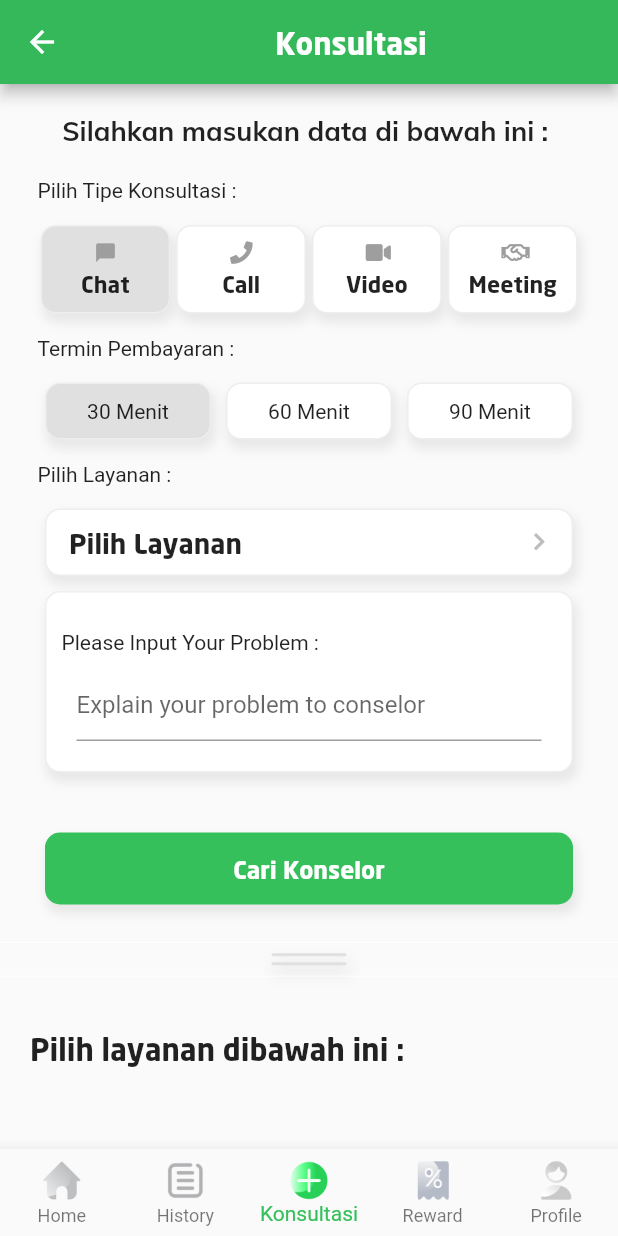
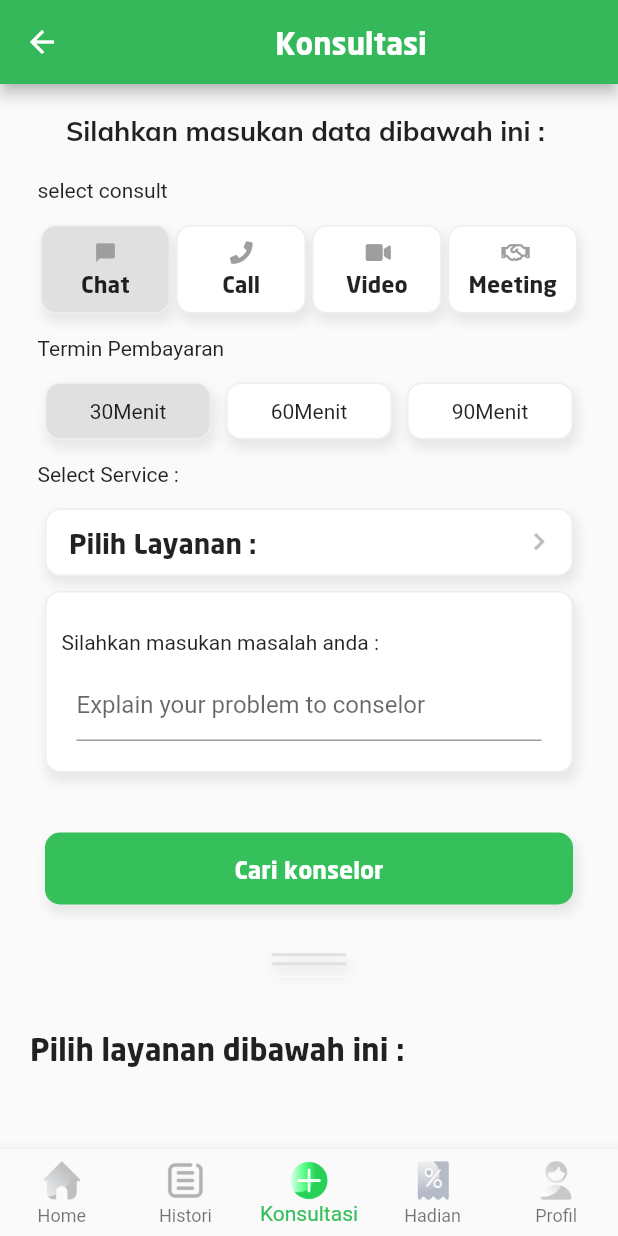
Before and after one commit to lamkhil/winlife-flutter, a Flutter app: the DashboardPage screen opened by its route, item 3 of the bottom bar chosen, on a phone screen of 412 x 824 dp. Run offline on Flutter 3.47's test engine with Material 2 defaults, Android fonts, the phone set to English and light mode, and no system bars; our stand-ins replace argon_buttons_flutter, cloud_firestore, firebase_auth, firebase_core, flutter_rating_bar, flutter_spinkit and 5 more; missing offline and left inert: email_auth, flutter_facebook_auth, password_strength, solid_bottom_sheet; accounts and stored records are empty; network calls fail.

```diff
--- a/lib/screens/auth/lupapassword.dart
+++ b/lib/screens/auth/lupapassword.dart
@@ -1,6 +1,7 @@
 import 'package:flutter/material.dart';
 import 'package:font_awesome_flutter/font_awesome_flutter.dart';
 import 'package:winlife/constant/color.dart';
+import 'package:get/get.dart';
 
 class LupaPasswordPage extends StatefulWidget {
   const LupaPasswordPage({Key? key}) : super(key: key);
@@ -64,7 +65,7 @@ class _LupaPasswordPageState extends State<LupaPasswordPage> {
                         padding: const EdgeInsets.only(left: 10, right: 10),
                         width: double.infinity,
                         child: Text(
-                          "Input your code to continue ",
+                          "input code".tr,
                           textAlign: TextAlign.left,
                           style: TextStyle(
                               fontFamily: "NeoSansBold", fontSize: 25),
@@ -74,7 +75,7 @@ class _LupaPasswordPageState extends State<LupaPasswordPage> {
                         padding: const EdgeInsets.only(left: 10, right: 10),
                         margin: const EdgeInsets.only(top: 10, bottom: 20),
                         child: Text(
-                          "Please enter your email Address\nwe'all send your reset code to change your password",
+                          "enter email".tr+"\nsend reset".tr,
                           textAlign: TextAlign.left,
                           style:
                               TextStyle(fontFamily: "MuliLight", fontSize: 12),
@@ -84,7 +85,7 @@ class _LupaPasswordPageState extends State<LupaPasswordPage> {
                         padding: const EdgeInsets.only(left: 5, right: 10),
                         width: double.infinity,
                         child: Text(
-                          "CODE ",
+                          "CODE ".tr,
                           textAlign: TextAlign.left,
                           style:
                               TextStyle(fontFamily: "mulilight", fontSize: 12),
@@ -109,7 +110,7 @@ class _LupaPasswordPageState extends State<LupaPasswordPage> {
                                 ),
                                 validator: (value) {
                                   if (value!.isEmpty) {
-                                    return 'Please enter some text';
+                                    return 'enter text'.tr;
                                   }
                                   return null;
                                 },
@@ -140,7 +141,7 @@ class _LupaPasswordPageState extends State<LupaPasswordPage> {
                                   //_CheckCode();
                                 },
                                 color: mainColor,
-                                child: Text('CONTINUE',
+                                child: Text('CONTINUE'.tr,
                                     style: TextStyle(
                                         fontSize: 5 * ls,
                                         color: Colors.white,
@@ -163,14 +164,14 @@ class _LupaPasswordPageState extends State<LupaPasswordPage> {
                               mainAxisAlignment: MainAxisAlignment.center,
                               children: [
                                 Text(
-                                  'Find your password? ',
+                                  'find password'.tr,
                                   style: TextStyle(
                                       fontSize: 5 * ls,
                                       color: Colors.grey,
                                       fontFamily: 'muli'),
                                 ),
                                 Text(
-                                  'Login Here',
+                                  'Login Here'.tr,
                                   style: TextStyle(
                                       fontSize: 5 * ls,
                                       color: mainColor,
@@ -233,7 +234,7 @@ class _LupaPasswordPageState extends State<LupaPasswordPage> {
                               padding:
                                   const EdgeInsets.only(left: 10, right: 10),
                               child: Text(
-                                "Forgot\nYour Password? ",
+                                  'Forgot your password'.tr,
                                 textAlign: TextAlign.left,
                                 style: TextStyle(
                                     fontFamily: "NeoSansBold", fontSize: 25),
@@ -246,7 +247,7 @@ class _LupaPasswordPageState extends State<LupaPasswordPage> {
                         padding: const EdgeInsets.only(left: 10, right: 10),
                         margin: const EdgeInsets.only(top: 10, bottom: 20),
                         child: Text(
-                          "Please enter your email Address\nwee'all send your reset code to change your password",
+                          'enter email and send reset'.tr,
                           textAlign: TextAlign.left,
                           style:
                               TextStyle(fontFamily: "MuliLight", fontSize: 12),
@@ -256,7 +257,7 @@ class _LupaPasswordPageState extends State<LupaPasswordPage> {
                         padding: const EdgeInsets.only(left: 5, right: 10),
                         width: double.infinity,
                         child: Text(
-                          "EMAIL ADDRESS ",
+                          "EMAIL ADDRESS ".tr,
                           textAlign: TextAlign.left,
                           style:
                               TextStyle(fontFamily: "mulilight", fontSize: 12),
@@ -279,7 +280,7 @@ class _LupaPasswordPageState extends State<LupaPasswordPage> {
                                 ),
                                 validator: (value) {
                                   if (value!.isEmpty) {
-                                    return 'Please enter some text';
+                                    return 'enter text'.tr;
                                   }
                                   return null;
                                 },
@@ -310,7 +311,7 @@ class _LupaPasswordPageState extends State<LupaPasswordPage> {
                                   //_RestLogin();
                                 },
                                 color: mainColor,
-                                child: Text('CONTINUE',
+                                child: Text('CONTINUE'.tr,
                                     style: TextStyle(
                                         fontSize: 5 * ls,
                                         color: Colors.white,
@@ -333,14 +334,14 @@ class _LupaPasswordPageState extends State<LupaPasswordPage> {
                               mainAxisAlignment: MainAxisAlignment.center,
                               children: [
                                 Text(
-                                  'Find your password? ',
+                                  'find password'.tr,
                                   style: TextStyle(
                                       fontSize: 5 * ls,
                                       color: Colors.grey,
                                       fontFamily: 'muli'),
                                 ),
                                 Text(
-                                  'Login Here',
+                                  'Login Here'.tr,
                                   style: TextStyle(
                                       fontSize: 5 * ls,
                                       color: mainColor,
--- a/lib/screens/main/Frame/history.dart
+++ b/lib/screens/main/Frame/history.dart
@@ -1,4 +1,5 @@
 import 'package:flutter/material.dart';
+import 'package:get/get.dart';
 import 'package:flutter_spinkit/flutter_spinkit.dart';
 import 'package:winlife/constant/color.dart';
 
@@ -22,7 +23,7 @@ class _FrameHistoryState extends State<FrameHistory> {
         backgroundColor: Colors.white,
         title: Center(
           child: Text(
-            "History",
+            "History".tr,
             textAlign: TextAlign.center,
             style: TextStyle(fontFamily: 'neosansbold', color: Colors.black87),
           ),
@@ -54,7 +55,7 @@ class _FrameHistoryState extends State<FrameHistory> {
                             Container(
                               padding: const EdgeInsets.all(10),
                               child: Text(
-                                "Empty",
+                                "Empty".tr,
                                 style: TextStyle(
                                     fontFamily: "neosansbold", fontSize: 20),
                               ),
@@ -65,7 +66,7 @@ class _FrameHistoryState extends State<FrameHistory> {
                               },
                               child: Container(
                                   padding: const EdgeInsets.all(10),
-                                  child: Text("Reload")),
+                                  child: Text("Reload".tr)),
                             ),
                           ],
                         ),
@@ -173,7 +174,7 @@ class _FrameHistoryState extends State<FrameHistory> {
                             crossAxisAlignment: CrossAxisAlignment.start,
                             children: [
                               Text(
-                                "Problem: ",
+                                "Problem".tr,
                                 textAlign: TextAlign.left,
                                 style: TextStyle(
                                     fontFamily: 'mulibold',
--- a/lib/screens/main/Frame/promo.dart
+++ b/lib/screens/main/Frame/promo.dart
@@ -1,5 +1,6 @@
 import 'package:flutter/material.dart';
 import 'package:winlife/constant/color.dart';
+import 'package:get/get.dart';
 
 class FramePromo extends StatefulWidget {
   const FramePromo({Key? key}) : super(key: key);
@@ -141,7 +142,7 @@ class _FramePromoState extends State<FramePromo> {
                             children: [
                               Expanded(
                                 child: Text(
-                                  "Yes, I Want",
+                                  "I Want".tr,
                                   textAlign: TextAlign.center,
                                   style: TextStyle(
                                       fontFamily: 'neosansbold',
--- a/lib/screens/main/Frame/quick.dart
+++ b/lib/screens/main/Frame/quick.dart
@@ -47,7 +47,7 @@ class _FrameQuickState extends State<FrameQuick> {
         backgroundColor: Color(0xff35B85A),
         title: Center(
           child: Text(
-            "Konsultasi",
+            "consultation".tr,
             textAlign: TextAlign.center,
             style: TextStyle(fontFamily: 'neosansbold', color: Colors.white),
           ),
@@ -63,7 +63,7 @@ class _FrameQuickState extends State<FrameQuick> {
 
                 Container(
                     child: Text(
-                  "Silahkan masukan data di bawah ini : ",
+                  "enter data".tr,
                   textAlign: TextAlign.start,
                   style: TextStyle(fontFamily: 'mulibold', fontSize: 18),
                 )),
@@ -76,7 +76,7 @@ class _FrameQuickState extends State<FrameQuick> {
 
                         Container(
                           width: double.infinity,
-                          child: Text("Pilih Tipe Konsultasi :"),
+                          child: Text("select consult"),
                         ),
                         Row(
                           children: [
@@ -92,7 +92,7 @@ class _FrameQuickState extends State<FrameQuick> {
                         Container(
                           margin: const EdgeInsets.only(top: 15),
                           width: double.infinity,
-                          child: Text("Termin Pembayaran :"),
+                          child: Text("Payment terms".tr),
                         ),
                         Row(
                           children: [
@@ -105,7 +105,7 @@ class _FrameQuickState extends State<FrameQuick> {
                         Container(
                           margin: const EdgeInsets.only(top: 15, bottom: 15),
                           width: double.infinity,
-                          child: Text("Pilih Layanan :"),
+                          child: Text("Select Service".tr),
                         ),
                         InkWell(
                           child: Container(
@@ -134,7 +134,7 @@ class _FrameQuickState extends State<FrameQuick> {
                                   Expanded(
                                     child: id_layanan == ''
                                         ? Text(
-                                            "Pilih Layanan",
+                                            "Select Services".tr,
                                             style: TextStyle(
                                                 fontFamily: 'neosansbold',
                                                 fontSize: 18),
@@ -212,7 +212,7 @@ class _FrameQuickState extends State<FrameQuick> {
                                 Container(
                                     width: double.infinity,
                                     margin: const EdgeInsets.only(top: 15),
-                                    child: Text("Please Input Your Problem :")),
+                                    child: Text("Input Problem".tr)),
                                 Container(
                                   child: TextFormField(
                                     controller: co_problem,
@@ -226,7 +226,7 @@ class _FrameQuickState extends State<FrameQuick> {
                                     ),
                                     validator: (value) {
                                       if (value!.isEmpty) {
-                                        return 'Please enter some text';
+                                        return 'enter text'.tr;
                                       }
                                       return null;
                                     },
@@ -274,7 +274,7 @@ class _FrameQuickState extends State<FrameQuick> {
                             if (id_layanan != "") {}
                           },
                           child: Text(
-                            "Cari Konselor",
+                            "Find a Counselor".tr,
                             textAlign: TextAlign.center,
                             style: TextStyle(
                                 fontFamily: 'neosansbold',
@@ -462,7 +462,7 @@ class _FrameQuickState extends State<FrameQuick> {
                   padding: const EdgeInsets.all(15),
                   width: double.infinity,
                   child: Text(
-                    "Pilih layanan dibawah ini :",
+                    "Choose Service below".tr,
                     textAlign: TextAlign.left,
                     style: TextStyle(
                       fontFamily: 'neosansbold',
@@ -534,7 +534,7 @@ class _FrameQuickState extends State<FrameQuick> {
               const EdgeInsets.only(left: 20, right: 20, top: 10, bottom: 10),
           margin: const EdgeInsets.only(top: 15, left: 5, right: 5),
           child: Text(
-            "$durasi Menit",
+            "$durasi"+"Minute".tr,
             textAlign: TextAlign.center,
           ),
         ),
--- a/lib/screens/main/dashboard.dart
+++ b/lib/screens/main/dashboard.dart
@@ -5,6 +5,7 @@ import 'package:winlife/screens/main/Frame/home.dart';
 import 'package:winlife/screens/main/Frame/profil.dart';
 import 'package:winlife/screens/main/Frame/promo.dart';
 import 'package:winlife/screens/main/Frame/quick.dart';
+import 'package:get/get.dart';
 
 class DashboardPage extends StatefulWidget {
   const DashboardPage({Key? key}) : super(key: key);
@@ -62,7 +63,7 @@ class _DashboardPageState extends State<DashboardPage> {
                       )),
             BottomNavigationBarItem(
                 title: Text(
-                  "History",
+                  "History".tr,
                   style: TextStyle(
                       fontFamily: _currentIndex == 1 ? 'mulibold' : 'muli',
                       fontSize: 12),
@@ -80,7 +81,7 @@ class _DashboardPageState extends State<DashboardPage> {
                       )),
             BottomNavigationBarItem(
                 title: Text(
-                  "Konsultasi",
+                  "consultation".tr,
                   style: TextStyle(
                       fontFamily: _currentIndex == 2 ? 'mulibold' : 'muli',
                       fontSize: 12),
@@ -98,7 +99,7 @@ class _DashboardPageState extends State<DashboardPage> {
                       )),
             BottomNavigationBarItem(
                 title: Text(
-                  "Reward",
+                  "Reward".tr,
                   style: TextStyle(
                       fontFamily: _currentIndex == 3 ? 'mulibold' : 'muli',
                       fontSize: 12),
@@ -116,7 +117,7 @@ class _DashboardPageState extends State<DashboardPage> {
                       )),
             BottomNavigationBarItem(
                 title: Text(
-                  "Profile",
+                  "Profile".tr,
                   style: TextStyle(
                       fontFamily: _currentIndex == 4 ? 'mulibold' : 'muli',
                       fontSize: 12),
--- a/lib/screens/main/service/list_conselor.dart
+++ b/lib/screens/main/service/list_conselor.dart
@@ -34,7 +34,7 @@ class _ListConselorState extends State<ListConselor> {
     return Scaffold(
         appBar: AppBar(
           title: Text(
-            "List Conselor",
+            "List Counselor",
             style: TextStyle(fontFamily: 'neosansbold'),
           ),
           actions: <Widget>[
@@ -156,7 +156,7 @@ class _ListConselorState extends State<ListConselor> {
                               crossAxisAlignment: CrossAxisAlignment.start,
                               children: [
                                 Text(
-                                  "Start With :",
+                                  "Start With".tr,
                                   textAlign: TextAlign.left,
                                   style: TextStyle(
                                     fontFamily: 'neosansbold',
--- a/lib/setting/language.dart
+++ b/lib/setting/language.dart
@@ -49,13 +49,82 @@ const Map<String, String> idID = {
   'forgot': 'Lupa Password',
   'NAME': 'NAMA',
   'MOBILE NUMBER': 'NOMOR TELEPON',
-  'already': 'Sudah punya akun? '
+  //lupa password
+  'already': 'Sudah punya akun? ',
+  'input code': 'Masukan kode untuk ke tahap selanjutnya ',
+  'enter email and send reset':
+      'Silahkan masukkan alamat email anda \nKami akan mengirimkan kode reset untuk mengubah kata sandi anda',
+  'CODE': 'KODE ',
+  'enter text': 'Silahkan isi dengan beberapa text',
+  'find password': 'Temukan kata sandi anda? ',
+  'Login Here': 'Login disini',
+  'Forgot your password': 'Lupa \nKata sandi anda?',
+  'EMAIL ADDRESS': 'Alamat Email',
+  'Input Password': 'Masukan kata sandi',
+  //history
+  'History': 'Histori',
+  'Empty': 'Kosong',
+  'Reload': 'Muat ulang',
+  'Problem': 'Masalah: ',
+  //home
+  'Find News': 'Temukan Berita, Service...',
+  'Account': 'Akun',
+  'News': 'Berita',
+  'Reward': 'Hadian',
+  'MyPoint': 'Poin ku',
+  'Point': ' Poin',
+  'Our Service': 'Layanan Kami',
+  'Consulting Your Life': 'Konsultasi kehidupan anda',
+  'All': 'Semua',
+  'See All': 'Lihat Semua',
+  'Married': 'Pernikahan',
+  'Parenting': 'Mendidik Anak',
+  'Family': 'Keluarga',
+  'Self': 'Diri Sendiri',
+  'Business': 'Bisnis',
+  'Addictive': 'Ketergantungan',
+  'How using WinLife': 'Bagaimana cara menggunakan WinLife',
+  'consultation': 'Konsultasi',
+  'Service': 'Layananan',
+  'Your Favorites': 'Favoritmu ',
+
+  //profile
+  'Profile': 'Profil',
+  'Menu Profile': 'Menu Profil',
+  'Change Password': 'Rubah kata sandi',
+  'My Voucher': 'Voucher saya',
+  'Help Center': 'Pusat Bantuan',
+  'Privacy Policy': 'Kebijakan Privasi',
+  'Logout': 'Keluar',
+
+  //promo
+  'I Want': 'Ya, Saya ingin',
+
+  //quick
+  'enter data': 'Silahkan masukan data dibawah ini : ',
+  'select consult': 'Pilih tipe konsultasi : ',
+  'Payment terms': 'Termin Pembayaran',
+  'Select Services': 'Pilih Layanan : ',
+  'Input Problem': 'Silahkan masukan masalah anda : ',
+  'Find a Counselor': 'Cari konselor',
+  'Choose Service below': 'Pilih layanan dibawah ini : ',
+  'Minute': 'Menit',
+
+  //detail conselor
+  'Detail Counselor': 'Detail konselor',
+  'Specialist': 'Spesialis : ',
+  'Location': 'Lokasi : ',
+  'About': 'Tentang : ',
+  'Start With': 'Dimulai dari : ',
+
+//dasboard
+  'Home': 'Beranda',
 };
 
 const Map<String, String> enUS = {
   'welcome': 'Welcome To WinLife',
   'welcome sub':
-      'We help you to find solution for yout problem,\nbecause you are valueable & more than winner!',
+      'We help you to find solution for your problem,\nbecause you are valueable & more than winner!',
   'login': 'Login',
   'register': 'Register',
   'or continue with': 'or continue with',
@@ -73,5 +142,75 @@ const Map<String, String> enUS = {
   'forgot': 'Forgot Password',
   'NAME': 'NAME',
   'MOBILE NUMBER': 'MOBILE NUMBER',
-  'already': 'Already have an account? '
+  'already': 'Already have an account? ',
+  //lupa password
+  'input code': 'Input your code to continue ',
+  'enter email and send reset':
+      "Please enter your email Address \n we'all send your reset code to change your password",
+  'CODE': 'CODE ',
+  'enter text': 'Please enter some text',
+  'find password': 'Find your password? ',
+  'Login Here': 'Login Here',
+  'Forgot your password': 'Forgot \n Your Password?',
+  'EMAIL ADDRESS': 'EMAIL ADDRESS',
+  'Input Password': 'Input Password',
+  //history
+  'History': 'History',
+  'Empty': 'Empty',
+  'Reload': 'Reload',
+  'Problem': 'Problem: ',
+  //home
+  'Find News': 'Find News, Service...',
+  'Account': 'Account',
+  'News': 'News',
+  'Reward': 'Reward',
+  'MyPoint': 'My Points',
+  'Point': ' Points',
+  'Our Service': 'Our Service',
+  'Consulting Your Life': 'Consulting Your Life',
+  'All': 'All',
+  'See All': 'See All',
+  'Married': 'Married',
+  'Parenting': 'Parenting',
+  'Family': 'Family',
+  'Self': 'Self',
+  'Business': 'Business',
+  'Addictive': 'Addictive',
+  'How using WinLife': 'How using WinLife',
+  'consultation': 'Consultation',
+  'Service': 'Service',
+  'Your Favorites': 'Your Favorites ',
+
+  //profile
+  'Profile': 'Profile',
+  'Menu Profile': 'Menu Profile',
+  'Change Password': 'Change Password',
+  'My Voucher': 'My Voucher',
+  'Withdraw': 'Withdraw',
+  'Help Center': 'Help Center',
+  'Privacy Policy': 'Privacy Policy',
+  'Logout': 'Logout',
+
+  //promo
+  'I Want': 'Yes, I Want',
+
+  //quick
+  'enter data': 'Please enter the data below : ',
+  'select consult': 'Select Consultation Type : ',
+  'Payment terms': 'Payment terms',
+  'Select Service': 'Select Service : ',
+  'Input Problem': 'Please Input Your Problem : ',
+  'Find a Counselor': 'Find a Counselor',
+  'Choose Service below': 'Choose a service below : ',
+  'Minute': 'Minute',
+
+  //detail conselor
+  'Detail Counselor': 'Counselor details',
+  'Specialist': 'Specialist : ',
+  'Location': 'Location : ',
+  'About': 'About : ',
+  'Start With': 'Start With : ',
+
+  //dasboard
+  'Home': 'Home',
 };
```
Also changed, not shown: lib/screens/main/Frame/home.dart (+24 -24 lines), lib/screens/main/Frame/profil.dart (+8 -8 lines), lib/screens/main/service/detail_conselor.dart (+6 -5 lines).
